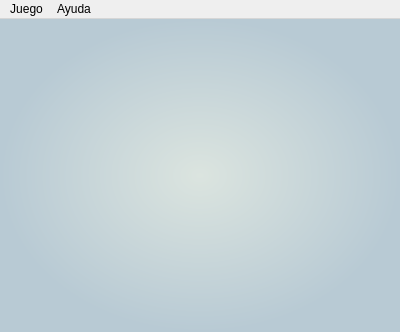
This is mainwindow.ui in Joscart/Juego-OCA as Qt 5 draws it before an edit. The edited form follows.
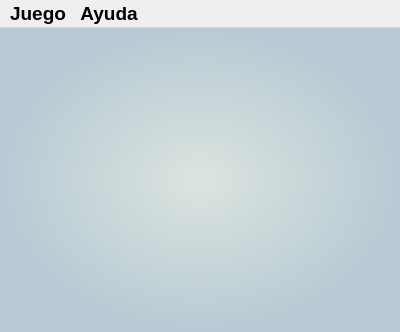
This is the edited form. Icons and pictures are not drawn.

Diff of the .ui file:
```diff
--- a/mainwindow.ui
+++ b/mainwindow.ui
@@ -241,9 +241,15 @@
      <x>0</x>
      <y>0</y>
      <width>400</width>
-     <height>21</height>
+     <height>31</height>
     </rect>
    </property>
+   <property name="font">
+    <font>
+     <pointsize>14</pointsize>
+     <bold>true</bold>
+    </font>
+   </property>
    <widget class="QMenu" name="menuJuego">
     <property name="title">
      <string>Juego</string>
```
Left out of the diff: 31 changed lines with no effect on the pictures.
